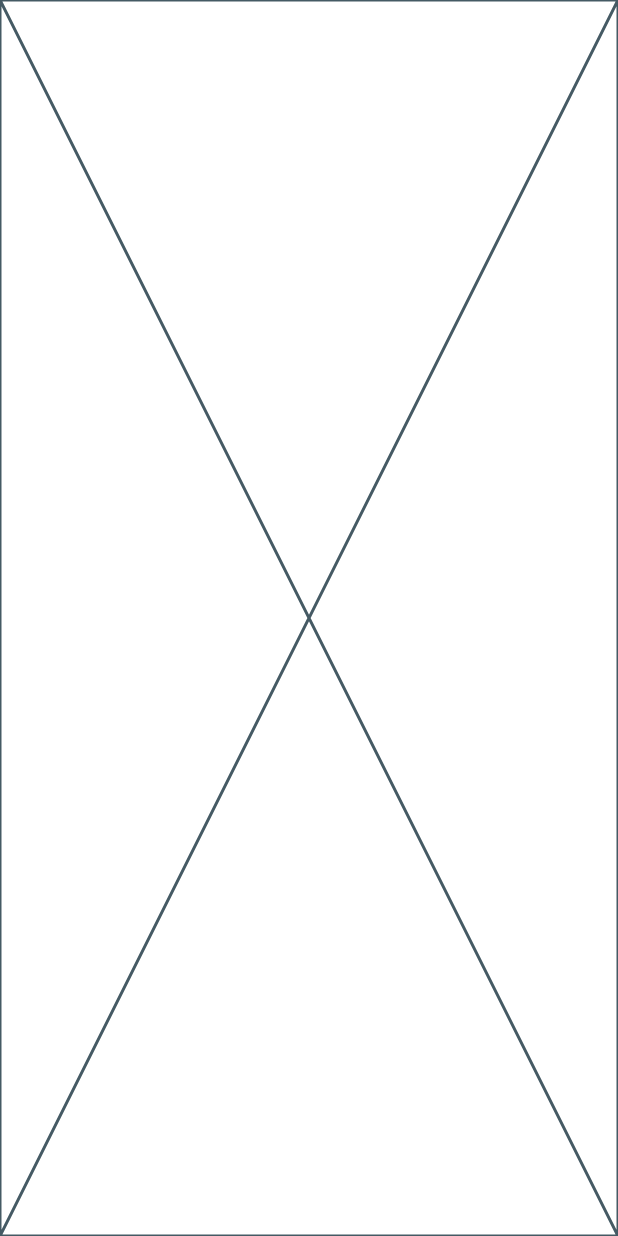
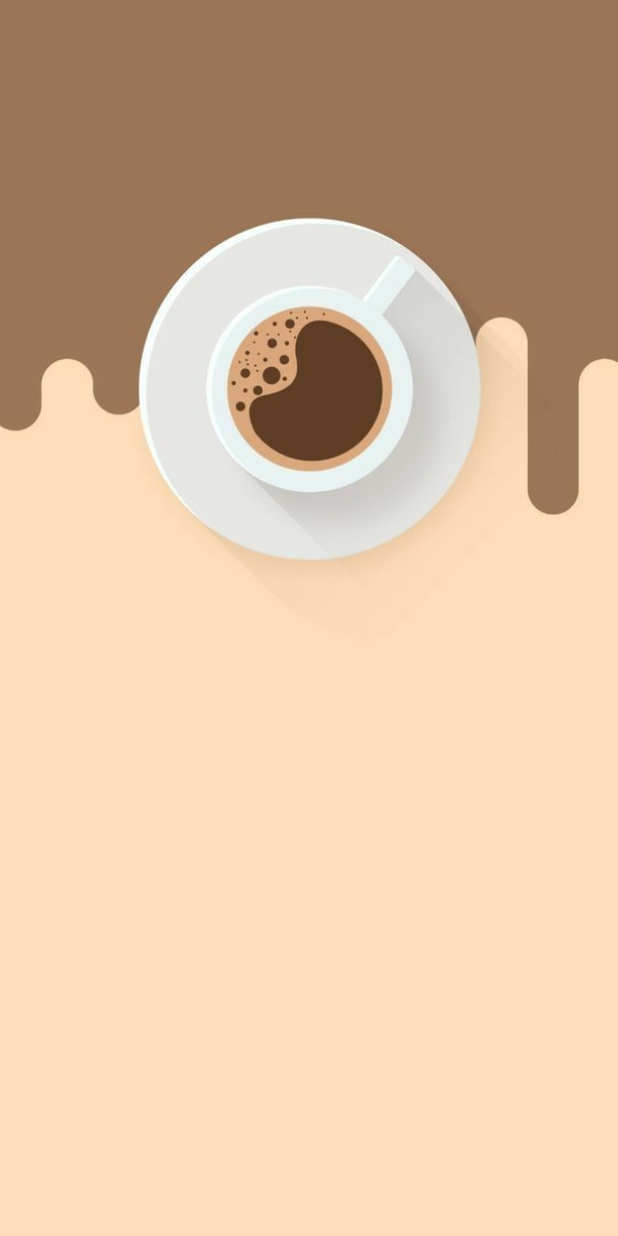
Before and after one commit to ShaviRajapaksha/Coffee_App_with_flutter, a Flutter app: the screen it shows after launch, on a phone screen of 412 x 824 dp. Run offline on Flutter 3.47's test engine with Material 3 defaults, Android fonts, the phone set to English and light mode, and no system bars.

Commit message:
Implement background image in WelcomePage

```diff
--- a/lib/pages/welcome_page.dart
+++ b/lib/pages/welcome_page.dart
@@ -5,6 +5,15 @@ class WelcomePage extends StatelessWidget {
 
   @override
   Widget build(BuildContext context) {
-    return const Placeholder();
+    return Scaffold(
+      body: Container(
+        decoration: BoxDecoration(
+          image: DecorationImage(
+            image: AssetImage('assets/getStart.jpeg'),
+            fit: BoxFit.cover,
+          ),
+        ),
+      ),
+    );
   }
 }
```
